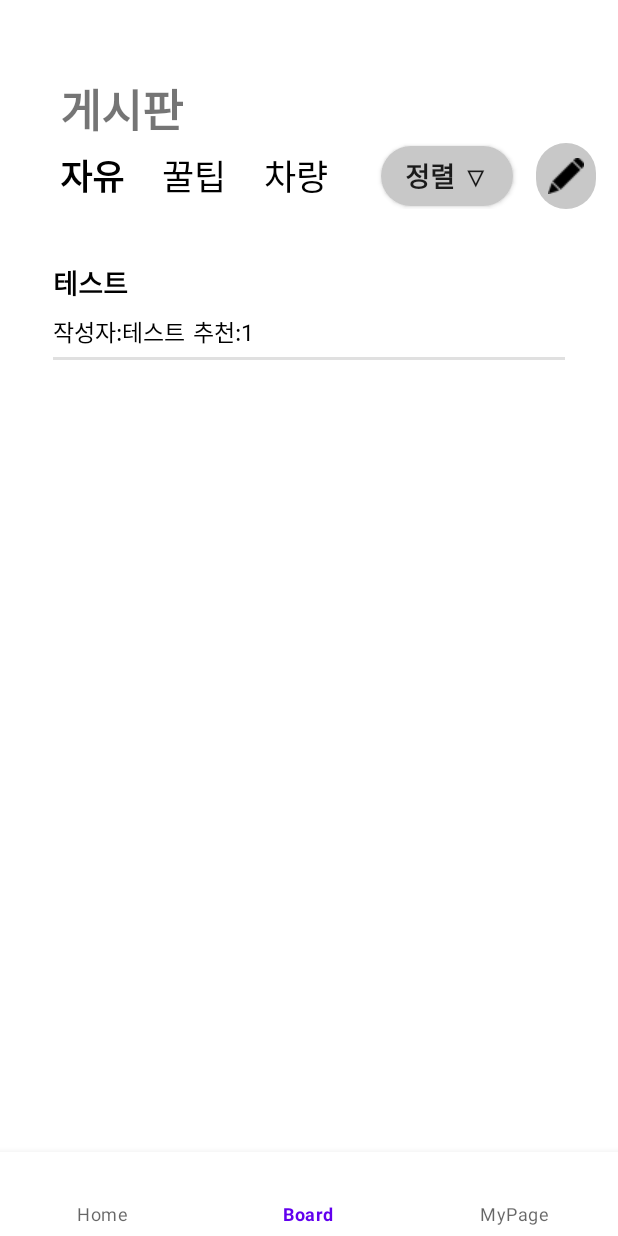
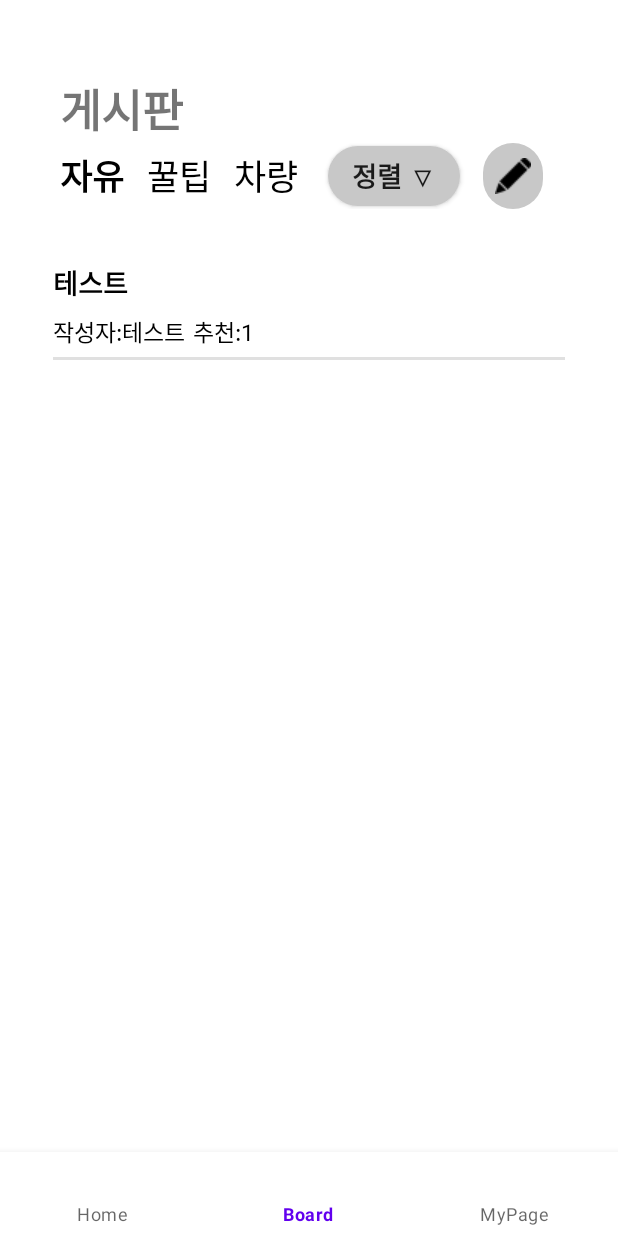
Before and after one commit to whatasame/boardcar, an Android app: the screen it shows after launch (MainUI), item 2 of the bottom bar chosen, on a phone screen of 412 x 824 dp. Run offline under Robolectric (Android 15) with nearby library versions, the phone set to English and light mode, and no system bars.

```diff
--- a/app/src/main/res/layout/activity_open_ui.xml
+++ b/app/src/main/res/layout/activity_open_ui.xml
@@ -65,7 +65,7 @@
     <TextView
         android:id="@+id/OpenBody"
         android:layout_width="320dp"
-        android:layout_height="350dp"
+        android:layout_height="250dp"
         android:layout_marginStart="40dp"
         android:layout_marginTop="10dp"
         android:ems="10"
--- a/app/src/main/res/layout/activity_register_ui.xml
+++ b/app/src/main/res/layout/activity_register_ui.xml
@@ -168,6 +168,7 @@
         android:layout_marginStart="29dp"
         android:layout_marginTop="5dp"
         android:text="인증번호가 일치하지 않아요"
+        android:visibility="invisible"
         app:layout_constraintStart_toStartOf="parent"
         app:layout_constraintTop_toBottomOf="@+id/RegEmailCheck" />
 
--- a/app/src/main/res/layout/fragment_board.xml
+++ b/app/src/main/res/layout/fragment_board.xml
@@ -40,7 +40,7 @@
 
             <TextView
                 android:id="@+id/HoneyTipBoard"
-                android:layout_marginStart="25dp"
+                android:layout_marginStart="15dp"
                 android:layout_width="wrap_content"
                 android:layout_height="wrap_content"
                 android:textColor="@color/black"
@@ -49,7 +49,7 @@
 
             <TextView
                 android:id="@+id/CarBoard"
-                android:layout_marginStart="25dp"
+                android:layout_marginStart="15dp"
                 android:layout_width="wrap_content"
                 android:layout_height="wrap_content"
                 android:textColor="@color/black"
@@ -60,7 +60,7 @@
                 android:id="@+id/BoardSort"
                 android:layout_width="88dp"
                 android:layout_height="40dp"
-                android:layout_marginStart="35dp"
+                android:layout_marginStart="20dp"
                 android:background="@drawable/shape_btn"
                 android:drawableTint="#c8c8c8"
                 android:text="정렬 ▽"
```
